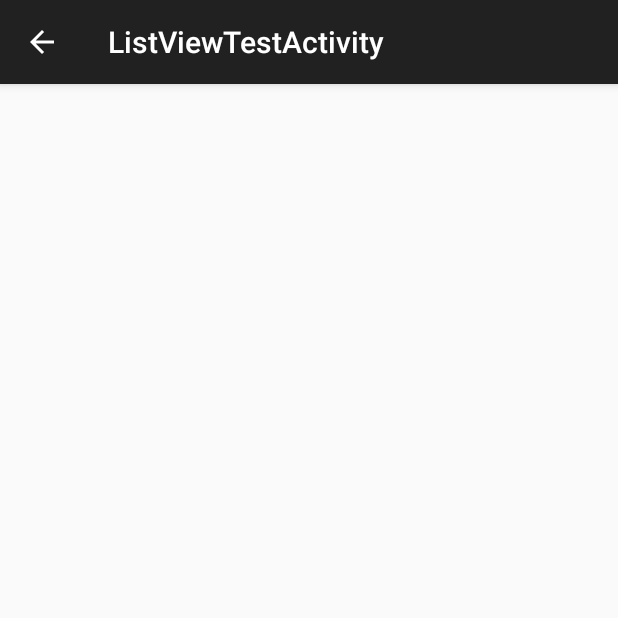
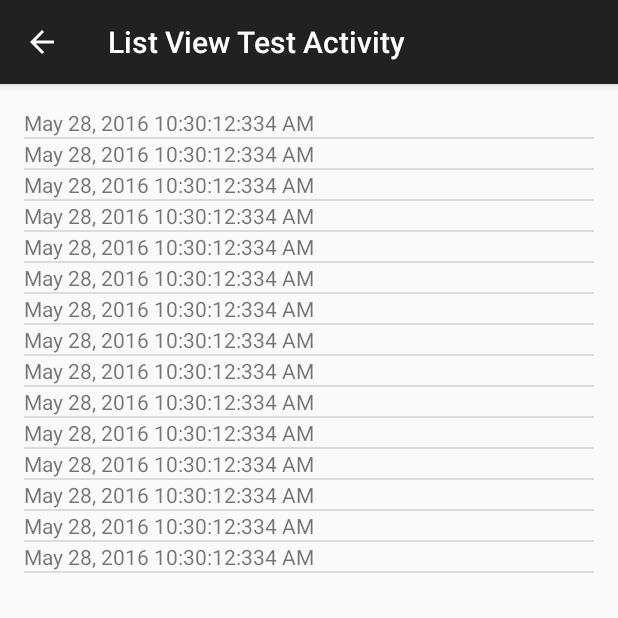
Before and after one commit to thexwts/cs246-quotes-app, an Android app: the screen it shows after launch (ListViewTestActivity), after a tap on "LISTVIEW TEST", on a phone screen of 412 x 824 dp, the top half of it. Run offline under Robolectric (Android 15) with nearby library versions, the phone set to English and light mode, and no system bars.

Commit message:
Created ListView test with a mock Quote class and Quote Display Activity.

```diff
--- a/app/src/main/java/edu/teamawesome/cs246/quotes/ListViewTestActivity.java
+++ b/app/src/main/java/edu/teamawesome/cs246/quotes/ListViewTestActivity.java
@@ -3,18 +3,75 @@ package edu.teamawesome.cs246.quotes;
 import android.content.Intent;
 import android.os.Bundle;
 import android.support.v7.app.ActionBarActivity;
+import android.view.View;
+import android.widget.AdapterView;
+import android.widget.ArrayAdapter;
+import android.widget.ListView;
 
 public class ListViewTestActivity extends ActionBarActivity {
+
+    // The view we will be working with in this activity
+    private ListView quotesListView;
 
     @Override
     protected void onCreate(Bundle savedInstanceState) {
         super.onCreate(savedInstanceState);
         setContentView(R.layout.activity_list_view_test);
-
         getSupportActionBar().setDisplayHomeAsUpEnabled(true);
 
-        // get the scripture reference sent from the other activity
-        Intent intent = getIntent();
+        quotesListView = (ListView) findViewById(R.id.list_view_test);
+
+        populateListView();
+        registerClickCallback();
+    }
+
+    private void populateListView() {
+
+        /* This was some early test code, here for posterity's sake
+        List<String> stringsArray = new ArrayList<String>();
+        for ( int i = 0; i < 15; i++){
+            stringsArray.add("Hello" + i );
+        }
+
+        String[] stringsArray = {"Hello", "there", "test", "four"};
+
+        quotesArray = new ArrayList<Quote>();
+
+        for ( int i = 0; i < 15; i++){
+            Quote newQuote = new Quote("Hello" + (i+1), "Tag");
+            Quote.quotesList.add(newQuote);
+        }
+        */
+
+        // we may want a new array adapter that can take Quotes
+        // display a list of the Titles of the Quotes
+        ArrayAdapter<String> adapter = new ArrayAdapter<String>(this, R.layout.list_view_text, Quote.getQuoteTitlesList());
+
+        quotesListView.setAdapter(adapter);
+    }
+
+    private void registerClickCallback() {
+
+        // create a listener to check for the item clicked
+        quotesListView.setOnItemClickListener(new AdapterView.OnItemClickListener() {
+            @Override
+            public void onItemClick(AdapterView<?> parent, View viewClicked, int position, long id) {
+
+                Intent showQuoteIntent = new Intent(ListViewTestActivity.this, QuoteDisplayActivity.class);
+
+                // Here I am sending an int representing which item in the list was clicked.
+                // THIS IS FLAWED I KNOW - this assumes that the list the user clicked on is an exhaustive list of all the
+                // quotes, and thus the index of the list lines up perfectly with our QuotesList, but if it were a search
+                // then the list would only include some of the items and the index of the item on the ListView wouldn't
+                // match up with the actual index of the quote in the list - FOR THIS TEST IT WORKS, BUT NOT FOR THE REAL THING
+                // We'll have to find a new way to tell which quote the user clicked on.
+                showQuoteIntent.putExtra(Quote.QUOTE_LIST_INDEX, position);
+
+                // broadcast our showQuoteIntent
+                startActivity(showQuoteIntent);
+            }
+        });
+
     }
 
 }
--- a/app/src/main/java/edu/teamawesome/cs246/quotes/MainActivity.java
+++ b/app/src/main/java/edu/teamawesome/cs246/quotes/MainActivity.java
@@ -51,16 +51,6 @@ public class MainActivity extends ActionBarActivity {
     public void listViewTestClick(View view) {
         Intent intentListViewTestActivity = new Intent(this, ListViewTestActivity.class);
 
-        // build the string array we will send
-        String[] testStrings = {
-                "Hello",
-                "World!",
-                "How",
-                "are",
-                "you",
-                "today?"
-        };
-
         // start our ListViewTestActivity
         startActivity(intentListViewTestActivity);
     }
--- /dev/null
+++ b/app/src/main/java/edu/teamawesome/cs246/quotes/Quote.java
@@ -0,0 +1,128 @@
+package edu.teamawesome.cs246.quotes;
+
+import java.text.SimpleDateFormat;
+import java.util.ArrayList;
+import java.util.Date;
+import java.util.List;
+
+/**
+ * Created by reed on 5/27/16.
+ */
+class Quote {
+
+    private static final String longText =
+            "Material is the metaphor.\n\n A material metaphor is the unifying theory of a rationalized space and a system of motion. The material is grounded in tactile reality, inspired by the study of paper and ink, yet technologically advanced and open to imagination and magic.\n Surfaces and edges of the material provide visual cues that are grounded in reality. The use of familiar tactile attributes helps users quickly understand affordances. Yet the flexibility of the material creates new affordances that supercede those in the physical world, without breaking the rules of physics.\n The fundamentals of light, surface, and movement are key to conveying how objects move, interact, and exist in space and in relation to each other. Realistic lighting shows seams, divides space, and indicates moving parts.\n";
+
+
+    // public variables
+    final static String QUOTE_LIST_INDEX = "edu.teamawesome.cs246.quotes.QUOTE_LIST_INDEX";
+    final static int TITLE_LENGTH = 10;  // maybe make this not final so the user can set the length in settings
+
+
+    // set this up once so we don't keep making copies of it all the time **the S is for testing only
+    final static private SimpleDateFormat sdf = new SimpleDateFormat("MMM d, y H:m:s:SSS a");
+
+    // Maintain a global list of quotes and their titles
+    // This list of quotes is stored where everyone can access it, and any new Quote gets added to it automatically
+    // in the constructor. ** When we move to a DB then this will have to die, but we could still probably
+    // add 'this' to the DB the same way 'this' is added to this List.
+    private static List<Quote> quotesList = new ArrayList<Quote>();;
+    private static List<String> quoteTitlesList;  // maybe make a custom addQuote that automatically adds the title too... or something
+
+    // FOR TESTING PURPOSES ONLY
+    static {
+        // create a list of 15 "Hello world!" strings for our ListView test
+        for (int i = 0; i < 15; i++) {
+            Quote newQuote = new Quote(longText); //, "Hello " + (i+1));
+
+            // sleep just a little bit so we can see the difference in time in the names
+            try {
+                Thread.sleep(10);
+            } catch (InterruptedException e) {
+                e.printStackTrace();
+            }
+        }
+    }
+
+    // constructors
+    public Quote() {
+        // every new Quote we create will be added to the global list.
+        // ** This could be adapted to add to the DB I think **
+        quotesList.add(this);
+
+        // get the current time and format it into a string and set it as the generic title
+        this.title = sdf.format(new Date().getTime());
+    }
+
+    public Quote(String quote) {
+        this();
+        this.quote = quote;
+    }
+
+    public Quote(String quote, String title) {
+        this();
+        this.quote = quote;
+        this.title = title;
+    }
+
+    public Quote(String quote, String title, String tag) {
+        this();
+        this.quote = quote;
+        this.title = title;
+        this.tag = tag;
+    }
+
+    // private variables
+    private String quote;
+
+    // fix this, I know it won't be a String
+    private String tag;
+
+    private String title;
+
+
+    // getters and setters
+    public String getQuote() {
+        return quote;
+    }
+
+    public void setQuote(String quote) {
+        this.quote = quote;
+    }
+
+    public String getTitle() {
+        // make this get the first word or two fo the quote, not the first so many letters
+        if (title == null) {
+            title = quote.substring(0,TITLE_LENGTH);
+        }
+        return title;
+    }
+
+    public void setTitle(String title) {
+        this.title = title;
+    }
+
+    public String getTag() {
+        return tag;
+    }
+
+    public void setTag(String tag) {
+        this.tag = tag;
+    }
+
+    public static List<Quote> getQuotesList() {
+        return quotesList;
+    }
+
+    public static List<String> getQuoteTitlesList() {
+        // Make a new list of titles from our complete list.
+        // Costly and slow I know, not the Best Way, especially once we have a lot of quotes,
+        // but if the title of one of the quotes changes we need its new name.
+        quoteTitlesList = new ArrayList<String>();
+        for (Quote aQuote : Quote.quotesList) {
+            quoteTitlesList.add(aQuote.getTitle());
+        }
+        return quoteTitlesList;
+    }
+
+}
--- a/app/src/main/res/layout/activity_list_view_test.xml
+++ b/app/src/main/res/layout/activity_list_view_test.xml
@@ -6,6 +6,7 @@
         tools:context="edu.teamawesome.cs246.quotes.ListViewTestActivity">
 
     <ListView
+            android:id="@+id/list_view_test"
             android:layout_width="match_parent"
             android:layout_height="match_parent"
             android:layout_margin="@dimen/text_margin"/>
--- /dev/null
+++ b/app/src/main/res/layout/list_view_text.xml
@@ -0,0 +1,6 @@
+<?xml version="1.0" encoding="utf-8"?>
+<TextView xmlns:android="http://schemas.android.com/apk/res/android"
+          android:layout_width="match_parent"
+          android:layout_height="match_parent">
+
+</TextView>
--- a/app/src/main/res/values/strings.xml
+++ b/app/src/main/res/values/strings.xml
@@ -4,5 +4,9 @@
     <string name="sms_test_button">SMS Test</string>
     <string name="list_view_test_button">ListView Test</string>
     <string name="another_test_button">Another Test</string>
-    <string name="title_activity_list_view_test">ListViewTestActivity</string>
+    <string name="title_activity_list_view_test">List View Test Activity</string>
+    <string name="title_quote_display_test">Quote Display test</string>
+    <string name="title_hint">Title</string>
+    <string name="tags_hint">Tags</string>
+    <string name="title_activity_scrolling">ScrollingActivity</string>
 </resources>
```
Also changed, not shown: app/src/main/AndroidManifest.xml (+8 -0 lines), app/src/main/java/edu/teamawesome/cs246/quotes/QuoteDisplayActivity.java (added, +55 -0 lines), app/src/main/res/layout/activity_main.xml (+9 -3 lines), app/src/main/res/layout/activity_quote_display.xml (added, +29 -0 lines).
